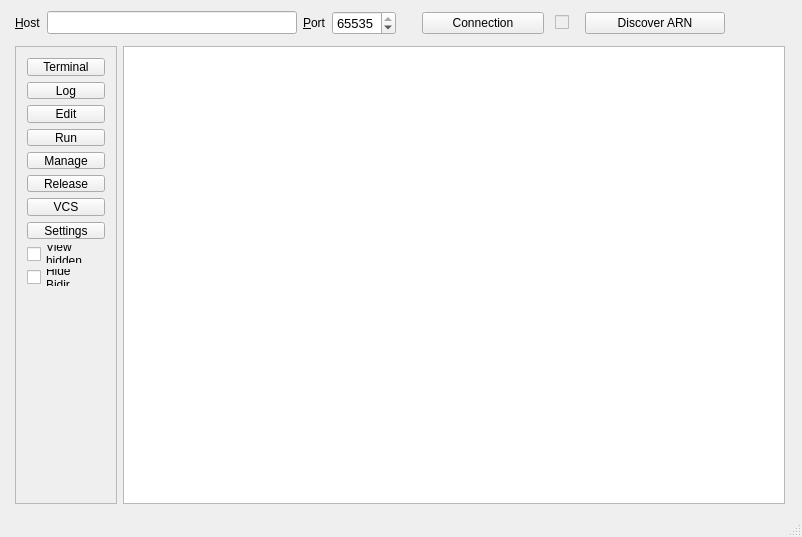
Qt form src/MainWindow.ui (micwik/ArnBrowser) before a commit.
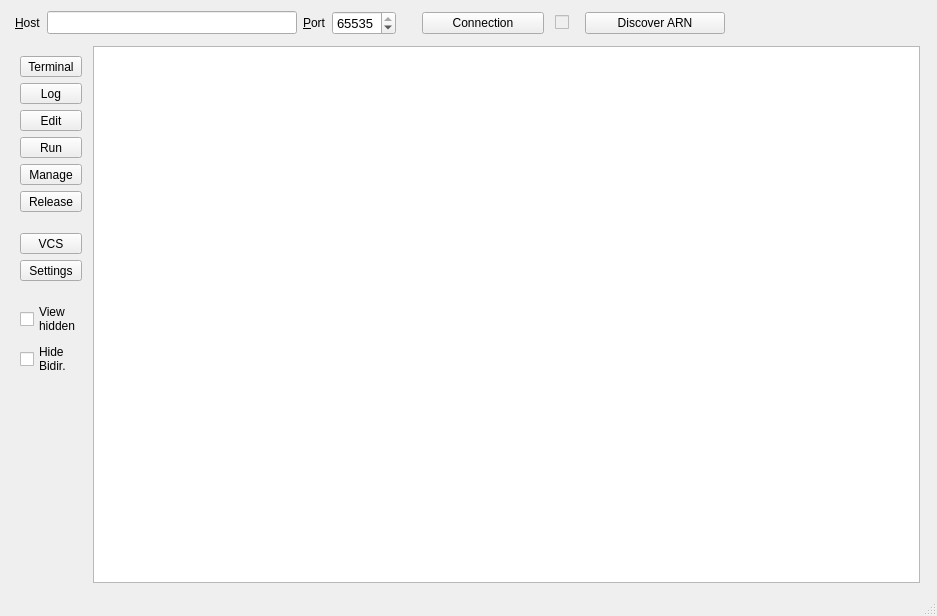
The same form after that commit. Icons and pictures are not drawn.

Commit message:
Changed main window left buttons and added icons
Removed scrollarea. Buttons should now autoscale to different dpi.

The edit to the form file:
```diff
--- a/src/MainWindow.ui
+++ b/src/MainWindow.ui
@@ -6,8 +6,8 @@
    <rect>
     <x>0</x>
     <y>0</y>
-    <width>802</width>
-    <height>537</height>
+    <width>937</width>
+    <height>616</height>
    </rect>
   </property>
   <property name="windowTitle">
@@ -311,129 +311,268 @@
     <item>
      <layout class="QHBoxLayout" name="horizontalLayout_2">
       <item>
-       <widget class="QScrollArea" name="scrollArea">
-        <property name="sizePolicy">
-         <sizepolicy hsizetype="Minimum" vsizetype="Expanding">
-          <horstretch>0</horstretch>
-          <verstretch>0</verstretch>
-         </sizepolicy>
+       <layout class="QVBoxLayout" name="verticalLayout_3">
+        <property name="leftMargin">
+         <number>5</number>
         </property>
-        <property name="minimumSize">
-         <size>
-          <width>100</width>
-          <height>0</height>
-         </size>
+        <property name="topMargin">
+         <number>10</number>
         </property>
-        <property name="widgetResizable">
-         <bool>false</bool>
+        <property name="rightMargin">
+         <number>5</number>
         </property>
-        <property name="alignment">
-         <set>Qt::AlignLeading|Qt::AlignLeft|Qt::AlignTop</set>
-        </property>
-        <widget class="QWidget" name="scrollAreaWidgetContents">
-         <property name="geometry">
-          <rect>
-           <x>0</x>
-           <y>0</y>
-           <width>100</width>
-           <height>250</height>
-          </rect>
-         </property>
-         <property name="sizePolicy">
-          <sizepolicy hsizetype="Minimum" vsizetype="Preferred">
-           <horstretch>0</horstretch>
-           <verstretch>0</verstretch>
-          </sizepolicy>
-         </property>
-         <property name="minimumSize">
-          <size>
-           <width>100</width>
-           <height>0</height>
-          </size>
-         </property>
-         <property name="layoutDirection">
-          <enum>Qt::LeftToRight</enum>
-         </property>
-         <property name="autoFillBackground">
-          <bool>true</bool>
-         </property>
-         <layout class="QVBoxLayout" name="verticalLayout">
           <item>
-           <widget class="QPushButton" name="terminalButton">
+         <widget class="QToolButton" name="terminalButton">
             <property name="sizePolicy">
-             <sizepolicy hsizetype="Preferred" vsizetype="Fixed">
+           <sizepolicy hsizetype="Preferred" vsizetype="Preferred">
               <horstretch>0</horstretch>
               <verstretch>0</verstretch>
              </sizepolicy>
             </property>
+          <property name="minimumSize">
+           <size>
+            <width>0</width>
+            <height>0</height>
+           </size>
+          </property>
+          <property name="maximumSize">
+           <size>
+            <width>16777215</width>
+            <height>16777215</height>
+           </size>
+          </property>
             <property name="text">
              <string>Terminal</string>
             </property>
+          <property name="icon">
+           <iconset resource="files.qrc">
+            <normaloff>:/pic/terminal.png</normaloff>:/pic/terminal.png</iconset>
+          </property>
+          <property name="iconSize">
+           <size>
+            <width>24</width>
+            <height>24</height>
+           </size>
+          </property>
+          <property name="toolButtonStyle">
+           <enum>Qt::ToolButtonTextBesideIcon</enum>
+          </property>
            </widget>
           </item>
           <item>
-           <widget class="QPushButton" name="logButton">
+         <widget class="QToolButton" name="logButton">
+          <property name="sizePolicy">
+           <sizepolicy hsizetype="Preferred" vsizetype="Preferred">
+            <horstretch>0</horstretch>
+            <verstretch>0</verstretch>
+           </sizepolicy>
+          </property>
+          <property name="minimumSize">
+           <size>
+            <width>0</width>
+            <height>0</height>
+           </size>
+          </property>
+          <property name="maximumSize">
+           <size>
+            <width>16777215</width>
+            <height>16777215</height>
+           </size>
+          </property>
             <property name="text">
              <string>Log</string>
             </property>
+          <property name="icon">
+           <iconset resource="files.qrc">
+            <normaloff>:/pic/document.png</normaloff>:/pic/document.png</iconset>
+          </property>
+          <property name="iconSize">
+           <size>
+            <width>24</width>
+            <height>24</height>
+           </size>
+          </property>
+          <property name="toolButtonStyle">
+           <enum>Qt::ToolButtonTextBesideIcon</enum>
+          </property>
            </widget>
           </item>
           <item>
-           <widget class="QPushButton" name="editButton">
+         <widget class="QToolButton" name="editButton">
+          <property name="sizePolicy">
+           <sizepolicy hsizetype="Preferred" vsizetype="Preferred">
+            <horstretch>0</horstretch>
+            <verstretch>0</verstretch>
+           </sizepolicy>
+          </property>
             <property name="text">
              <string>Edit</string>
             </property>
+          <property name="icon">
+           <iconset>
+            <normalon>:/pic/Pencil-icon.png</normalon>
+           </iconset>
+          </property>
+          <property name="iconSize">
+           <size>
+            <width>24</width>
+            <height>24</height>
+           </size>
+          </property>
+          <property name="toolButtonStyle">
+           <enum>Qt::ToolButtonTextBesideIcon</enum>
+          </property>
            </widget>
           </item>
           <item>
-           <widget class="QPushButton" name="runButton">
+         <widget class="QToolButton" name="runButton">
+          <property name="sizePolicy">
+           <sizepolicy hsizetype="Preferred" vsizetype="Preferred">
+            <horstretch>0</horstretch>
+            <verstretch>0</verstretch>
+           </sizepolicy>
+          </property>
             <property name="text">
              <string>Run</string>
             </property>
+          <property name="icon">
+           <iconset>
+            <normalon>:/pic/Play.png</normalon>
+           </iconset>
+          </property>
+          <property name="iconSize">
+           <size>
+            <width>24</width>
+            <height>24</height>
+           </size>
+          </property>
+          <property name="toolButtonStyle">
+           <enum>Qt::ToolButtonTextBesideIcon</enum>
+          </property>
            </widget>
           </item>
           <item>
-           <widget class="QPushButton" name="manageButton">
+         <widget class="QToolButton" name="manageButton">
+          <property name="sizePolicy">
+           <sizepolicy hsizetype="Preferred" vsizetype="Preferred">
+            <horstretch>0</horstretch>
+            <verstretch>0</verstretch>
+           </sizepolicy>
+          </property>
             <property name="text">
              <string>Manage</string>
             </property>
-           </widget>
-          </item>
-          <item>
-           <spacer name="verticalSpacer_3">
-            <property name="orientation">
-             <enum>Qt::Vertical</enum>
-            </property>
-            <property name="sizeType">
-             <enum>QSizePolicy::Maximum</enum>
-            </property>
-            <property name="sizeHint" stdset="0">
+          <property name="icon">
+           <iconset>
+            <normalon>:/pic/tools-icon.png</normalon>
+           </iconset>
+          </property>
+          <property name="iconSize">
              <size>
-              <width>20</width>
-              <height>15</height>
-             </size>
-            </property>
-           </spacer>
+            <width>24</width>
+            <height>24</height>
+           </size>
+          </property>
+          <property name="toolButtonStyle">
+           <enum>Qt::ToolButtonTextBesideIcon</enum>
+          </property>
+         </widget>
           </item>
           <item>
-           <widget class="QPushButton" name="releaseButton">
+         <widget class="QToolButton" name="releaseButton">
+          <property name="sizePolicy">
+           <sizepolicy hsizetype="Preferred" vsizetype="Preferred">
+            <horstretch>0</horstretch>
+            <verstretch>0</verstretch>
+           </sizepolicy>
+          </property>
             <property name="text">
              <string>Release</string>
             </property>
+          <property name="icon">
+           <iconset>
+            <normalon>:/pic/empty.png</normalon>
+           </iconset>
+          </property>
+          <property name="iconSize">
+           <size>
+            <width>24</width>
+            <height>24</height>
+           </size>
+          </property>
+          <property name="toolButtonStyle">
+           <enum>Qt::ToolButtonTextBesideIcon</enum>
+          </property>
            </widget>
           </item>
           <item>
-           <widget class="QPushButton" name="vcsButton">
+         <spacer name="verticalSpacer_3">
+          <property name="orientation">
+           <enum>Qt::Vertical</enum>
+          </property>
+          <property name="sizeType">
+           <enum>QSizePolicy::Maximum</enum>
+          </property>
+          <property name="sizeHint" stdset="0">
+           <size>
+            <width>20</width>
+            <height>15</height>
+           </size>
+          </property>
+         </spacer>
+        </item>
+        <item>
+         <widget class="QToolButton" name="vcsButton">
+          <property name="sizePolicy">
+           <sizepolicy hsizetype="Preferred" vsizetype="Preferred">
+            <horstretch>0</horstretch>
+            <verstretch>0</verstretch>
+           </sizepolicy>
+          </property>
             <property name="text">
              <string>VCS</string>
             </property>
+          <property name="icon">
+           <iconset>
+            <normalon>:/pic/old-versions.png</normalon>
+           </iconset>
+          </property>
+          <property name="iconSize">
+           <size>
+            <width>24</width>
+            <height>24</height>
+           </size>
+          </property>
+          <property name="toolButtonStyle">
+           <enum>Qt::ToolButtonTextBesideIcon</enum>
+          </property>
            </widget>
           </item>
           <item>
-           <widget class="QPushButton" name="settingsButton">
+         <widget class="QToolButton" name="settingsButton">
+          <property name="sizePolicy">
+           <sizepolicy hsizetype="Preferred" vsizetype="Preferred">
+            <horstretch>0</horstretch>
+            <verstretch>0</verstretch>
+           </sizepolicy>
+          </property>
             <property name="text">
              <string>Settings</string>
             </property>
+          <property name="icon">
+           <iconset>
+            <normalon>:/pic/Settings-icon.png</normalon>
+           </iconset>
+          </property>
+          <property name="iconSize">
+           <size>
+            <width>24</width>
+            <height>24</height>
+           </size>
+          </property>
+          <property name="toolButtonStyle">
+           <enum>Qt::ToolButtonTextBesideIcon</enum>
+          </property>
            </widget>
           </item>
           <item>
@@ -454,6 +593,12 @@
           </item>
           <item>
            <widget class="QCheckBox" name="viewHidden">
+          <property name="sizePolicy">
+           <sizepolicy hsizetype="Minimum" vsizetype="Preferred">
+            <horstretch>0</horstretch>
+            <verstretch>0</verstretch>
+           </sizepolicy>
+          </property>
             <property name="text">
              <string>View
 hidden</string>
@@ -462,6 +607,12 @@
           </item>
           <item>
            <widget class="QCheckBox" name="hideBidir">
+          <property name="sizePolicy">
+           <sizepolicy hsizetype="Minimum" vsizetype="Preferred">
+            <horstretch>0</horstretch>
+            <verstretch>0</verstretch>
+           </sizepolicy>
+          </property>
             <property name="text">
              <string>Hide
 Bidir.</string>
@@ -474,19 +625,17 @@
              <enum>Qt::Vertical</enum>
             </property>
             <property name="sizeType">
-             <enum>QSizePolicy::Preferred</enum>
+           <enum>QSizePolicy::Expanding</enum>
             </property>
             <property name="sizeHint" stdset="0">
              <size>
               <width>20</width>
-              <height>20</height>
+            <height>50</height>
              </size>
             </property>
            </spacer>
           </item>
          </layout>
-        </widget>
-       </widget>
       </item>
       <item>
        <widget class="QTreeView" name="arnView">
```
Lines whose indentation alone changed are shown as unchanged. The commit also changes 8 other files.
